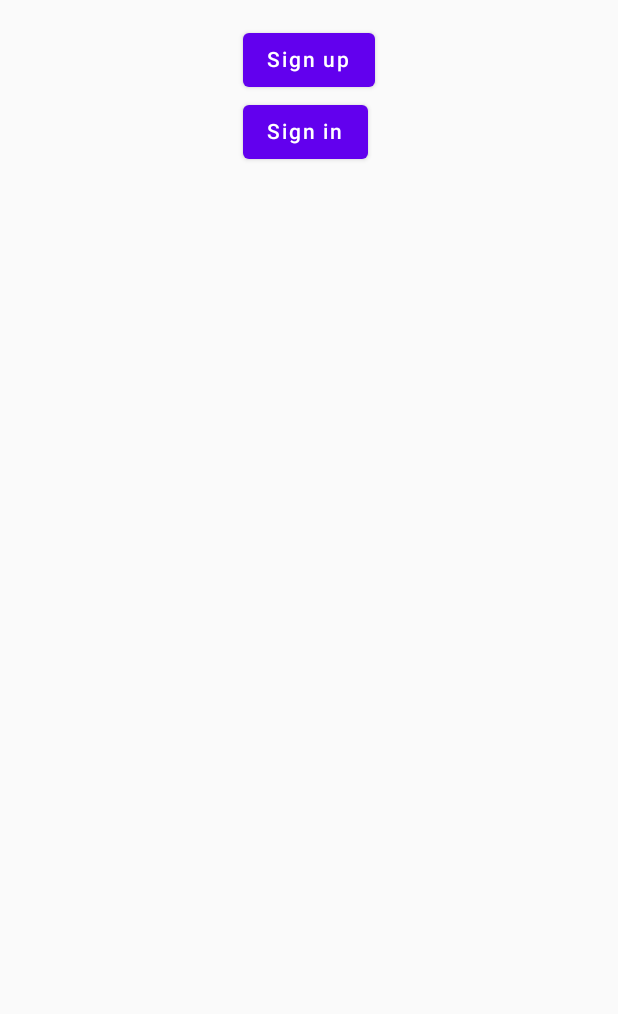
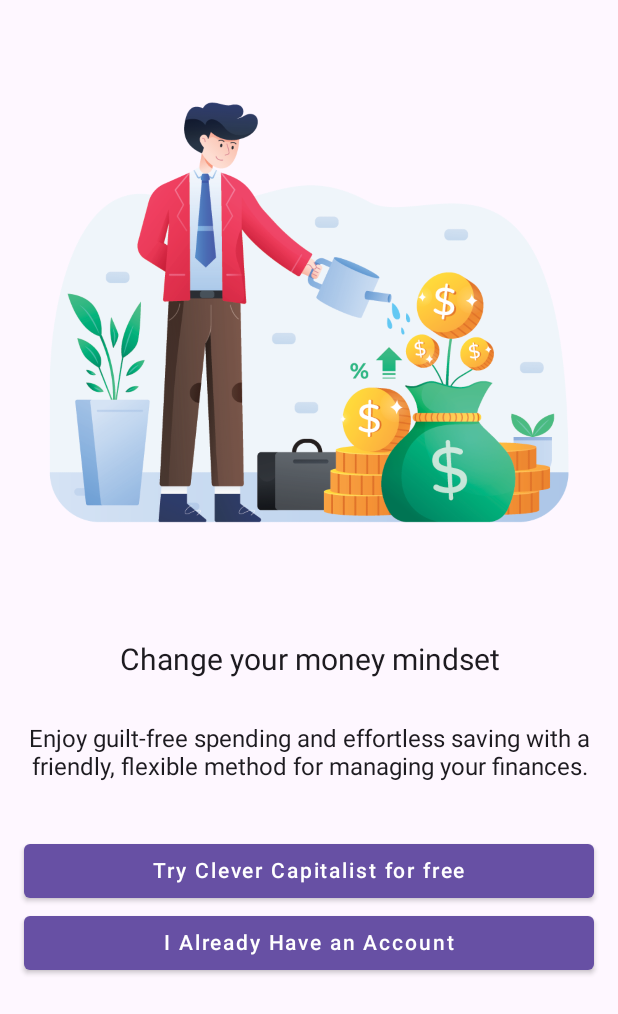
Before and after one commit to sina-ashtari/Clever_Capitalist, an Android app built with Jetpack Compose: the MainView screen opened through its navigation route, on a phone screen of 412 x 824 dp. Shown: the top 1014 px of the screen. Run offline under Robolectric (Android 15) with nearby library versions, the light colour scheme and no system bars; our stand-ins replace Dagger/Hilt's generated code, Firebase (no records; nobody signed in at launch, a user with empty details on screens opened directly); libraries missing offline, so code that uses them is left out: co.yml.charts, io.realm.kotlin; 4 statements that could not run were skipped.

```diff
--- a/app/src/main/java/xyz/sina/clevercapitalist/view/DashboardView.kt
+++ b/app/src/main/java/xyz/sina/clevercapitalist/view/DashboardView.kt
@@ -23,6 +23,7 @@
 import androidx.compose.material3.DropdownMenu
 import androidx.compose.material3.Icon
 import androidx.compose.material3.IconButton
+import androidx.compose.material3.MaterialTheme
 import androidx.compose.material3.Scaffold
 import androidx.compose.material3.Text
 import androidx.compose.runtime.Composable
@@ -74,17 +75,17 @@
     var houseRent = 0f
     var otherExpenses = 0f
 
-
-
     Scaffold(modifier = Modifier,
         topBar = {
-            TopAppBar( title = {DropDownMenu(navController = navController)})
+            TopAppBar( backgroundColor = MaterialTheme.colorScheme.surfaceTint ,title = {DropDownMenu(navController = navController)})
         }
     ){innerPadding ->
 
         Column(modifier = Modifier
             .padding(innerPadding)
-            .verticalScroll(rememberScrollState())) {
+            .verticalScroll(rememberScrollState()).background(
+                MaterialTheme.colorScheme.background
+            )) {
             if (data.value.isEmpty()){
                 data.value.forEach { item ->
                     userName.value = item.userName
@@ -182,7 +183,7 @@
     }
 
     IconButton(onClick = {expanded = !expanded}) {
-        Icon(imageVector = Icons.Default.MoreVert, contentDescription = "more")
+        Icon(imageVector = Icons.Default.MoreVert, contentDescription = "more",tint = MaterialTheme.colorScheme.onSurface)
     }
     DropdownMenu(expanded = expanded, onDismissRequest = {expanded = false}) {
         DropdownMenuItem(onClick = {
--- a/app/src/main/java/xyz/sina/clevercapitalist/view/MainView.kt
+++ b/app/src/main/java/xyz/sina/clevercapitalist/view/MainView.kt
@@ -1,32 +1,56 @@
 package xyz.sina.clevercapitalist.view
 
-import androidx.compose.foundation.layout.Arrangement
+
+import androidx.compose.foundation.Image
 import androidx.compose.foundation.layout.Column
-import androidx.compose.foundation.layout.Row
-import androidx.compose.foundation.layout.fillMaxHeight
+import androidx.compose.foundation.layout.Spacer
 import androidx.compose.foundation.layout.fillMaxSize
 import androidx.compose.foundation.layout.fillMaxWidth
+import androidx.compose.foundation.layout.height
+import androidx.compose.foundation.layout.padding
 import androidx.compose.material.Button
+import androidx.compose.material.ButtonDefaults
+import androidx.compose.material.MaterialTheme
+import androidx.compose.material.Scaffold
 import androidx.compose.material.Text
 import androidx.compose.runtime.Composable
 import androidx.compose.ui.Alignment
 import androidx.compose.ui.Modifier
+import androidx.compose.ui.res.painterResource
+import androidx.compose.ui.text.TextStyle
+import androidx.compose.ui.text.style.TextAlign
+import androidx.compose.ui.unit.TextUnit
+import androidx.compose.ui.unit.dp
+import androidx.compose.ui.unit.sp
 import androidx.navigation.NavHostController
+import xyz.sina.clevercapitalist.R
 
 @Composable
 fun MainView(navController: NavHostController) {
-    Column(modifier = Modifier.fillMaxSize()){
-        Row(modifier = Modifier.fillMaxWidth()){
-            Text(text = "")
-        }
-        Row(modifier = Modifier.fillMaxWidth(), verticalAlignment = Alignment.CenterVertically, horizontalArrangement = Arrangement.Center){
-            Column(modifier = Modifier.fillMaxHeight()){
-                Button(onClick = { navController.navigate(Routes.SIGN_UP_ROUTE) }) {
-                    Text(text = "Sign up")
-                }
-                Button(onClick = {navController.navigate(Routes.SIGN_IN_ROUTE)}){
-                    Text(text = "Sign in")
-                }
+    Scaffold(
+        backgroundColor = androidx.compose.material3.MaterialTheme.colorScheme.surface
+    ) {innerPadding ->
+        Column(modifier = Modifier
+            .fillMaxSize()
+            .padding(innerPadding),
+            horizontalAlignment = Alignment.CenterHorizontally
+        ) {
+            // image is maybe bad, but for now is okay
+            Image(painter = painterResource(id = R.drawable.img_summary), contentDescription = "summary")
+            Text(modifier = Modifier.padding(16.dp), style = TextStyle(fontSize = 20.sp), textAlign = TextAlign.Center,color = androidx.compose.material3.MaterialTheme.colorScheme.onBackground,text= "Change your money mindset")
+            Text(modifier = Modifier.padding(16.dp), style = TextStyle(fontSize = 16.sp), textAlign = TextAlign.Center,color = androidx.compose.material3.MaterialTheme.colorScheme.onBackground,text= "Enjoy guilt-free spending and effortless saving with a friendly, flexible method for managing your finances.")
+            Spacer(modifier = Modifier.height(20.dp))
+            Button(modifier = Modifier
+                .fillMaxWidth()
+                .padding(start = 16.dp, end = 16.dp),colors = ButtonDefaults.buttonColors(backgroundColor = androidx.compose.material3.MaterialTheme.colorScheme.primary),onClick = {navController.navigate(Routes.SIGN_UP_ROUTE)}) {
+                Text(color = androidx.compose.material3.MaterialTheme.colorScheme.onPrimary,text = "Try Clever Capitalist for free")
+            }
+            Button(modifier = Modifier
+                .fillMaxWidth()
+                .padding(start = 16.dp, end = 16.dp),colors = ButtonDefaults.buttonColors(backgroundColor = androidx.compose.material3.MaterialTheme.colorScheme.primary),
+                onClick = {navController.navigate(Routes.SIGN_IN_ROUTE)},
+                ) {
+                Text(color = androidx.compose.material3.MaterialTheme.colorScheme.onPrimary,text = "I Already Have an Account")
             }
         }
     }
```
Also changed, not shown: app/src/main/java/xyz/sina/clevercapitalist/view/authenticationView/SignInView.kt (+7 -7 lines), app/src/main/java/xyz/sina/clevercapitalist/view/authenticationView/SignUpView.kt (+30 -12 lines).
